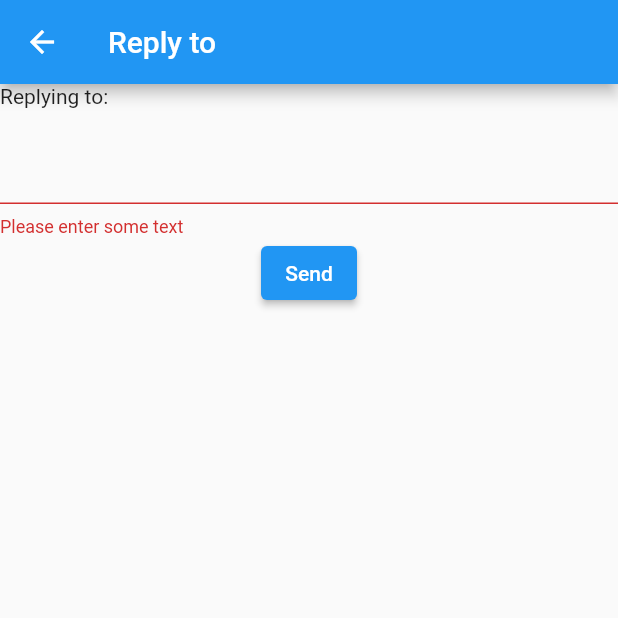
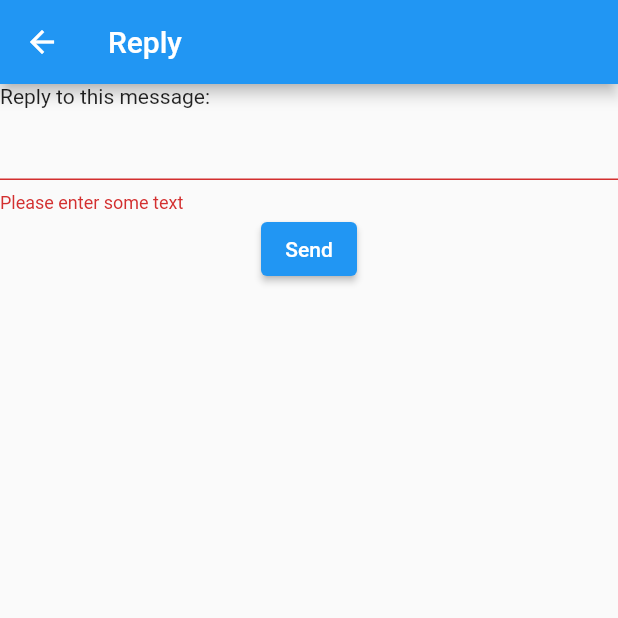
Before and after one commit to pek0hara/messagebottle, a Flutter app: the ReplyScreen screen opened directly with empty values, after a tap on "Send", on a phone screen of 412 x 824 dp, the top half of it. Run offline on Flutter 3.47's test engine with Material 2 defaults, Android fonts, the phone set to English and light mode, and no system bars; our stand-ins replace shared_preferences, sqflite; accounts and stored records are empty.

Commit message:
20230716

```diff
--- a/lib/models/message.dart
+++ b/lib/models/message.dart
@@ -1,14 +1,14 @@
 class Message {
-  String senderId;
-  String id; // メッセージID
+  String senderId; // 送信者ID
+  String messageId; // メッセージID
   String content; // メッセージ内容
   bool isRead; // 既読フラグ
   bool isReplied; // 返信済みフラグ
   String sentAt; // 送信日時
 
   Message({
-    required this.senderId,
-    required this.id,
+    this.senderId = "",
+    required this.messageId,
     required this.content,
     this.isRead = false,
     this.isReplied = false,
@@ -18,7 +18,7 @@ class Message {
   Map<String, dynamic> toMap() {
     return {
       'senderId': senderId,
-      'id': id,
+      'messageId': messageId,
       'content': content,
       'isRead': isRead ? 1 : 0,
       'isReplied': isReplied ? 1 : 0,
@@ -29,7 +29,7 @@ class Message {
   static Message fromMap(Map<String, dynamic> map) {
     return Message(
       senderId: map['senderId'],
-      id: map['id'],
+      messageId: map['messageId'],
       content: map['content'],
       isRead: map['isRead'] == 1,
       isReplied: map['isReplied'] == 1,
@@ -37,14 +37,12 @@ class Message {
     );
   }
 
-    // ここではサーバから取得したJSONデータをモデルに変換するためのコードを記述します。
+  // ここではサーバから取得したJSONデータをモデルに変換するためのコードを記述します。
   factory Message.fromJson(Map<String, dynamic> json) {
     return Message(
       senderId: json['senderId'],
-      id: json['id'],
+      messageId: json['messageId'],
       content: json['content'],
-      // isRead: json['isRead'],
-      // isReplied: json['isReplied'],
       sentAt: json['sentAt'],
     );
   }
@@ -53,10 +51,8 @@ class Message {
   Map<String, dynamic> toJson() {
     return {
       'senderId': senderId,
-      'id': id,
+      'messageId': messageId,
       'content': content,
-      // 'isRead': isRead,
-      // 'isReplied': isReplied,
       'sentAt': sentAt,
     };
   }
--- a/lib/providers/message_list_provider.dart
+++ b/lib/providers/message_list_provider.dart
@@ -1,9 +1,10 @@
 import 'package:flutter/foundation.dart';
+import 'package:flutter/material.dart';
 import 'package:http/http.dart' as http;
+import 'package:shared_preferences/shared_preferences.dart';
 import 'dart:convert';
 import 'package:sqflite/sqflite.dart';
 import 'package:path/path.dart';
-import 'package:uuid/uuid.dart';
 import 'package:messagebottle/models/message.dart';
 
 class MessageListProvider with ChangeNotifier {
@@ -39,6 +40,17 @@ class MessageListProvider with ChangeNotifier {
           .toList();
       _messageList = fetchedMessages;
       notifyListeners();
+
+      // TODO データベース登録処理
+      // // データベースを更新します。
+      // if (_db == null) {
+      //   await _initDb();
+      // }
+      // // データベースに全件追加します。
+      // await _db?.insert('message_list', fetchedMessages.toMap(),
+      //   conflictAlgorithm: ConflictAlgorithm.replace,
+      // );
+
     } else {
       // 応答が成功しなかった場合、エラーをスローします。
       throw Exception('Failed to load messages');
@@ -55,28 +67,84 @@ class MessageListProvider with ChangeNotifier {
     _db?.update(
       'message_list',
       message.toMap(),
-      where: 'id = ?',
-      whereArgs: [message.id],
+      where: 'messageId = ?',
+      whereArgs: [message.messageId],
     );
     notifyListeners();
   }
 
-  Future<void> sendMessage(Message message) async {
+  Future<String?> getUserId() async {
+    final SharedPreferences prefs = await SharedPreferences.getInstance();
+    return prefs.getString('userId');
+  }
+
+  Future<void> updateMessage(Message message) async {
     if (_db == null) {
       await _initDb();
     }
 
-    var uuid = const Uuid();
-    String messageId = uuid.v4();
-    message.id = messageId;
-
-    await _db?.insert(
+    await _db?.update(
       'message_list',
       message.toMap(),
-      conflictAlgorithm: ConflictAlgorithm.replace,
+      where: 'messageId = ?',
+      whereArgs: [message.messageId],
     );
 
-    // TODO ここにメッセージを送信する処理を書きます。
+    notifyListeners();
+  }
+
+  Future<void> sendMessage(Message message, bool replyFlg) async {
+    if (_db == null) {
+      await _initDb();
+    }
+
+    // TODO デバッグ用処理
+    if (replyFlg) {
+      // 返信の場合は、メッセージを更新します。
+      message.updateReply(message.content);
+      await updateMessage(message);
+    } else {
+      // 返信でない場合は、メッセージを追加します。
+      await _db?.insert('message_list', message.toMap(),
+        conflictAlgorithm: ConflictAlgorithm.replace,
+      );
+    }
+
+    // // メッセージを送信します。
+    // String url = 'http://example.com/sendMessage'; // 送信先のURLを設定します。
+    //
+    // Map<String, String> headers = {"Content-type": "application/json"};
+    //
+    // var userId = await getUserId();
+    //
+    // Map<String, String> body = {
+    //   'messageId': message.messageId,
+    //   'fromId': userId!,
+    //   'toId': message.senderId,
+    //   'content': message.content,
+    //   'sentAt': message.sentAt,
+    // };
+    //
+    // String json = jsonEncode(body); // ボディデータをJSONにエンコードします。
+    //
+    // try {
+    //   var response = await http.post(
+    //     Uri.parse(url),
+    //     headers: headers,
+    //     body: json,
+    //   );
+    //
+    //   if (response.statusCode == 200) {
+    //     if (replyFlg) {
+    //       message.updateReply(message.content);
+    //       await updateMessage(message);
+    //     }
+    //   } else {
+    //     print('Failed to send message: ${response.statusCode}');
+    //   }
+    // } catch (e) {
+    //   print('Error occurred while sending message: $e');
+    // }
   }
 
   Future<void> _initDb() async {
@@ -89,7 +157,7 @@ class MessageListProvider with ChangeNotifier {
       onCreate: (Database db, int version) async {
         await db.execute('''
           CREATE TABLE message_list (
-            id TEXT PRIMARY KEY,
+            messageId TEXT PRIMARY KEY,
             senderId TEXT,
             content TEXT,
             isRead INTEGER,
--- a/lib/screens/reply_screen.dart
+++ b/lib/screens/reply_screen.dart
@@ -2,6 +2,8 @@ import 'package:flutter/material.dart';
 import 'package:messagebottle/models/message.dart';
 import 'package:sqflite/sqflite.dart';
 import 'package:path/path.dart';
+import 'package:provider/provider.dart';
+import 'package:messagebottle/providers/message_list_provider.dart';
 
 class ReplyScreen extends StatefulWidget {
   final Message message;
@@ -22,9 +24,9 @@ class _ReplyScreenState extends State<ReplyScreen> {
   void initState() {
     super.initState();
 
-  _initDb().then((_) {
-    updateReadStatus();
-  });
+    _initDb().then((_) {
+      updateReadStatus();
+    });
   }
 
   Future<void> _initDb() async {
@@ -37,7 +39,7 @@ class _ReplyScreenState extends State<ReplyScreen> {
     );
   }
 
-   void updateReadStatus() async {
+  void updateReadStatus() async {
     // 既読フラグを更新します。
     widget.message.isRead = true;
 
@@ -45,51 +47,24 @@ class _ReplyScreenState extends State<ReplyScreen> {
     await _db?.update(
       'message_list',
       widget.message.toMap(),
-      where: 'id = ?',
-      whereArgs: [widget.message.id],
+      where: 'messageId = ?',
+      whereArgs: [widget.message.messageId],
     );
-  }
-
-  void _sendReply(BuildContext context) async {
-    // 更新後のメッセージ内容を作成します。
-    String updatedContent =
-        '$replyText\n----replied at ${DateTime.now()}----\n${widget.message.content}';
-    widget.message.updateReply(updatedContent);
-
-    // データベースを更新します。
-    await _db?.update(
-      'message_list',
-      widget.message.toMap(),
-      where: 'id = ?',
-      whereArgs: [widget.message.id],
-    );
-
-    // TODO ここに返信を送信する処理を書きます。
-    print('Reply sent: $replyText');
-
-    Navigator.of(context).pop(); // 返信後、前の画面に戻ります。
   }
 
   @override
   Widget build(BuildContext context) {
     return Scaffold(
       appBar: AppBar(
-        title: Text('Reply to ${widget.message.senderId}'),
+        title: const Text('Reply'),
       ),
       body: Form(
         key: _formKey,
         child: Column(
           children: <Widget>[
-            Align(
+            const Align(
               alignment: Alignment.centerLeft,
-              child: Column(
-                crossAxisAlignment: CrossAxisAlignment.start,
-                children: <Widget>[
-                  // 元のメッセージを表示します。
-                  const Text('Replying to:'),
-                  Text(widget.message.content),
-                ],
-              ),
+              child: Text('Reply to this message:'),
             ),
             TextFormField(
               maxLines: null,
@@ -106,7 +81,14 @@ class _ReplyScreenState extends State<ReplyScreen> {
             ElevatedButton(
               onPressed: () {
                 if (_formKey.currentState?.validate() == true) {
-                  _sendReply(context);
+                  // メッセージの内容を更新します。
+                  String updatedContent =
+                      '$replyText\n---- ${DateTime.now()} ----\n${widget.message.content}';
+                  widget.message.updateReply(updatedContent);
+                  // メッセージを送信します。
+                  Provider.of<MessageListProvider>(context, listen: false)
+                      .sendMessage(widget.message, true);
+                  Navigator.of(context).pop(); // 返信後、前の画面に戻ります。
                 }
               },
               style: ElevatedButton.styleFrom(
@@ -115,6 +97,16 @@ class _ReplyScreenState extends State<ReplyScreen> {
               ),
               child: const Text('Send'),
             ),
+            Align(
+              alignment: Alignment.centerLeft,
+              child: Column(
+                crossAxisAlignment: CrossAxisAlignment.start,
+                children: <Widget>[
+                  // 元のメッセージを表示します。
+                  Text(widget.message.content),
+                ],
+              ),
+            ),
           ],
         ),
       ),
```
Also changed, not shown: lib/main.dart (+6 -1 lines), lib/screens/main_screen.dart (+3 -6 lines).
